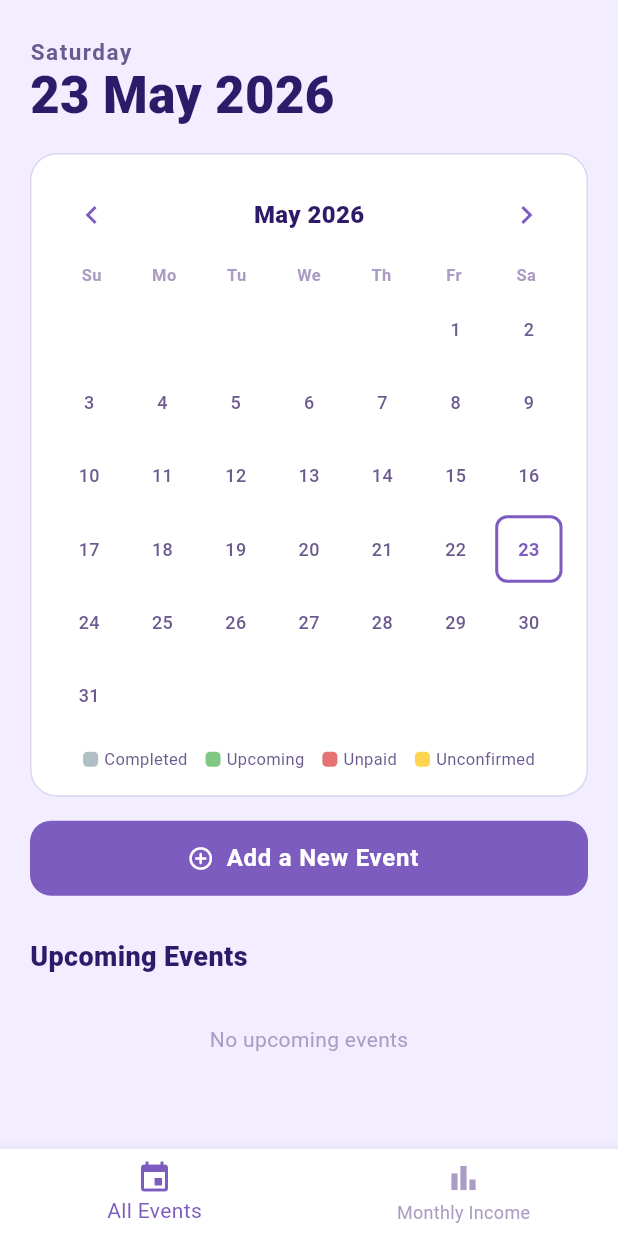
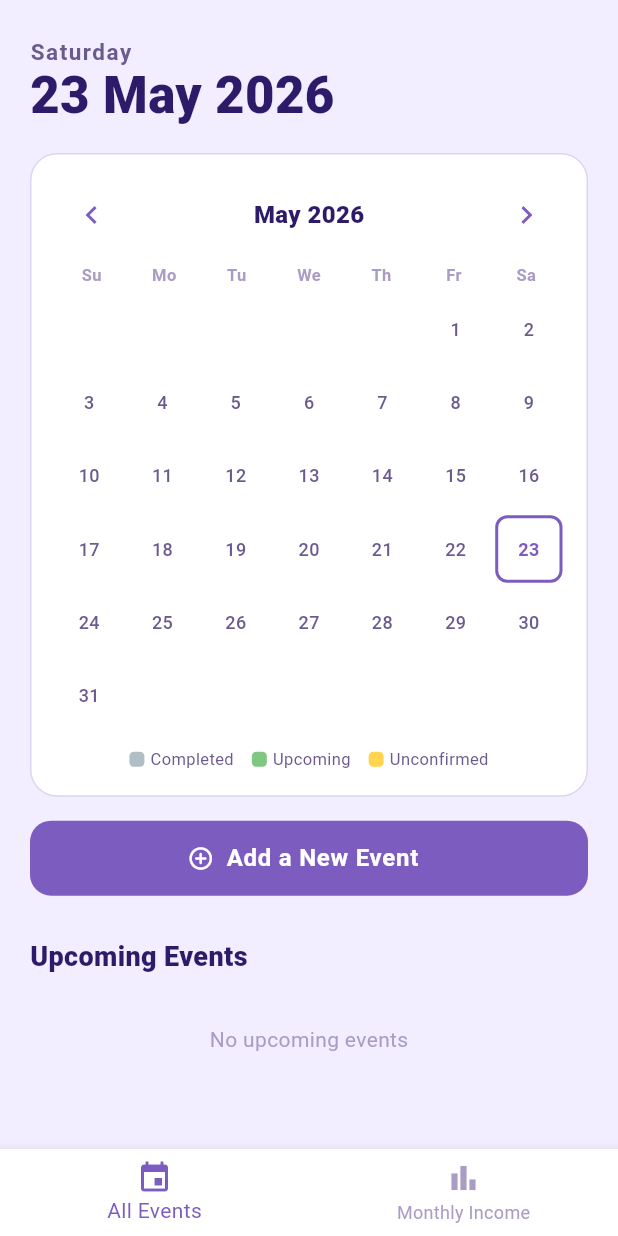
Before and after one commit to san127/indradhanush-app, a Flutter app: the HomePage screen opened by its route, on a phone screen of 412 x 824 dp. Run offline on Flutter 3.47's test engine with Material 3 defaults, Android fonts, the phone set to English and light mode, and no system bars; our stand-ins replace supabase_flutter; accounts and stored records are empty; Roboto replaces fonts that are missing (Nunito).

Commit message:
made changes to calender

```diff
--- a/indradhanush/lib/home_page.dart
+++ b/indradhanush/lib/home_page.dart
@@ -473,7 +473,7 @@ class _CalendarWidget extends StatelessWidget {
             children: [
               _LegendItem(color: AppColors.calCompleted, label: 'Completed'),
               _LegendItem(color: AppColors.calUpcoming, label: 'Upcoming'),
-              _LegendItem(color: AppColors.calUnpaid, label: 'Unpaid'),
+            //  _LegendItem(color: AppColors.calUnpaid, label: 'Unpaid'),
               _LegendItem(color: AppColors.calUnconfirmed, label: 'Unconfirmed'),
             ],
           ),
```
